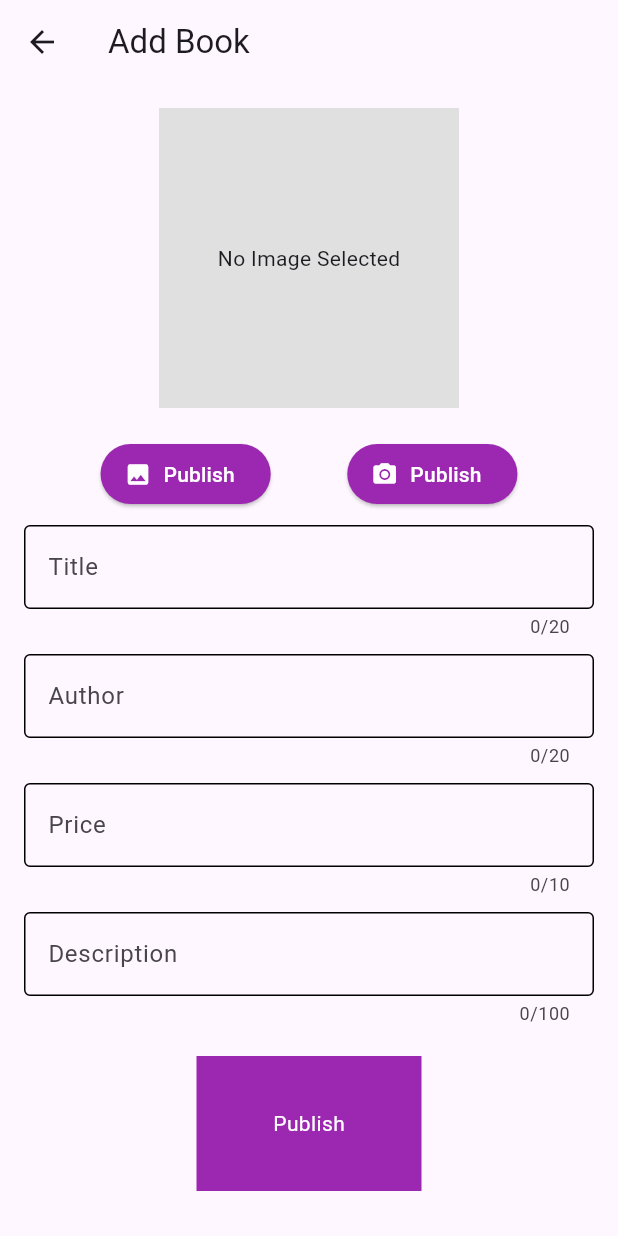
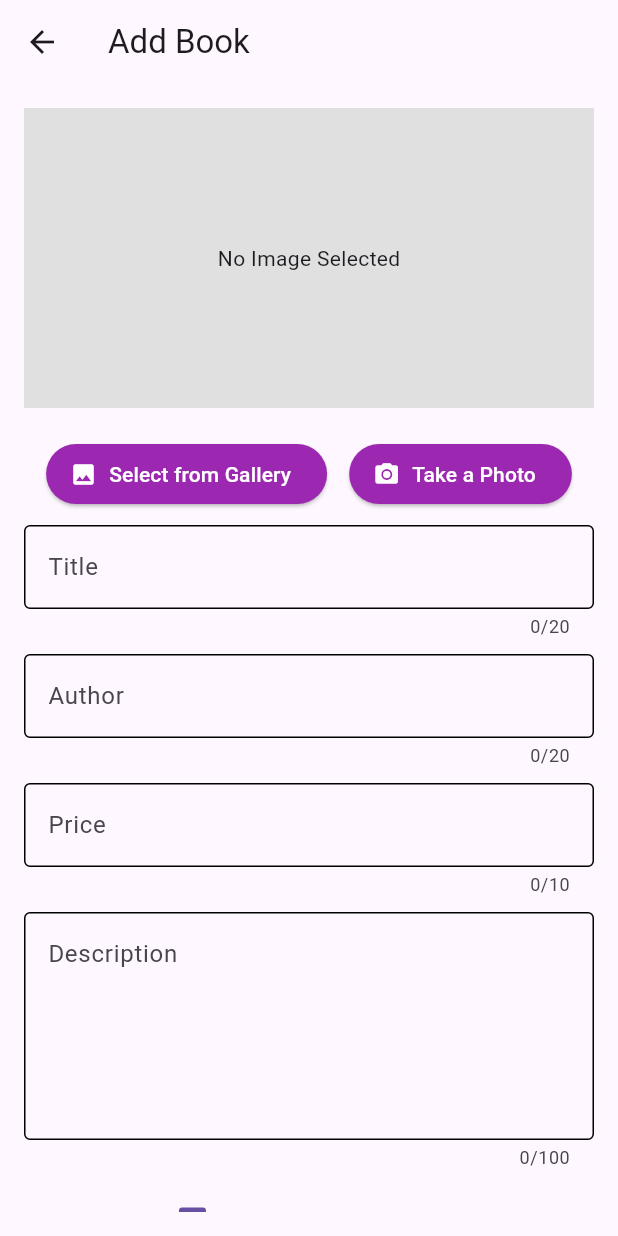
Before and after one commit to baukamobile/book_swap_ai, a Flutter app: the AddBook screen opened directly, on a phone screen of 412 x 824 dp. Run offline on Flutter 3.47's test engine with Material 3 defaults, Android fonts, the phone set to English and light mode, and no system bars; our stand-ins replace dash_chat_2, flutter_dotenv, flutter_gemini, flutter_spinkit, image_picker; missing offline and left inert: chat_gpt_sdk; network calls fail.

Commit message:
add book page almost complete

```diff
--- a/lib/pages/add_book.dart
+++ b/lib/pages/add_book.dart
@@ -1,5 +1,4 @@
 import 'dart:io';
-
 import 'package:flutter/material.dart';
 import 'package:image_picker/image_picker.dart';
 
@@ -12,6 +11,7 @@ class AddBook extends StatefulWidget {
 
 class _AddBookState extends State<AddBook> {
   File? _selectedImage;
+  bool _isNew = true; // Book condition state
 
   @override
   Widget build(BuildContext context) {
@@ -21,7 +21,7 @@ class _AddBookState extends State<AddBook> {
       ),
       body: Padding(
         padding: const EdgeInsets.all(16.0),
-        child: Column(
+        child: ListView( // Wrap everything in ListView
           children: [
             _selectedImage != null
                 ? Image.file(
@@ -44,84 +44,92 @@ class _AddBookState extends State<AddBook> {
               children: [
                 ElevatedButton.icon(
                   onPressed: _pickImageFromGallery,
-                  icon: const Icon(Icons.photo, color: Colors.white,),
-                  label: const Text("Publish", style: TextStyle(
-                color: Colors.white
-              ),),
+                  icon: const Icon(Icons.photo, color: Colors.white),
+                  label: const Text(
+                    "Select from Gallery",
+                    style: TextStyle(color: Colors.white),
+                  ),
                   style: ElevatedButton.styleFrom(
                     backgroundColor: Colors.purple,
                   ),
                 ),
                 ElevatedButton.icon(
                   onPressed: _pickImageFromCamera,
-                  icon: const Icon(Icons.camera_alt,color: Colors.white,),
-                  label: const Text("Publish", style: TextStyle(
-                color: Colors.white
-              ),),
+                  icon: const Icon(Icons.camera_alt, color: Colors.white),
+                  label: const Text(
+                    "Take a Photo",
+                    style: TextStyle(color: Colors.white),
+                  ),
                   style: ElevatedButton.styleFrom(
                     backgroundColor: Colors.purple,
                   ),
                 ),
               ],
             ),
-            const SizedBox(height: 10,),
-            Container(
-              child: TextField(
+            const SizedBox(height: 10),
+            TextField(
               maxLength: 20,
-                decoration: InputDecoration(
+              decoration: const InputDecoration(
                 hintText: "Title",
-          enabledBorder: OutlineInputBorder(
-
-          ),
+                enabledBorder: OutlineInputBorder(),
                 focusedBorder: OutlineInputBorder(),
               ),
             ),
-            ),
-              const SizedBox(height: 10,),
-            Container(
-              child: TextField(
+            const SizedBox(height: 10),
+            TextField(
               maxLength: 20,
-                decoration: InputDecoration(
+              decoration: const InputDecoration(
                 hintText: "Author",
                 enabledBorder: OutlineInputBorder(),
                 focusedBorder: OutlineInputBorder(),
               ),
             ),
-            ),
-              const SizedBox(height: 10,),
-            Container(
-              child: TextField(
+            const SizedBox(height: 10),
+            TextField(
               maxLength: 10,
-                decoration: InputDecoration(
+              decoration: const InputDecoration(
                 hintText: "Price",
                 enabledBorder: OutlineInputBorder(),
                 focusedBorder: OutlineInputBorder(),
               ),
             ),
-            ),
-              const SizedBox(height: 10,),
-            Container(
-              child: TextField(
+            const SizedBox(height: 10),
+            TextField(
+              maxLines: 5,
+
               maxLength: 100,
-                decoration: InputDecoration(
+              decoration: const InputDecoration(
                 hintText: "Description",
                 enabledBorder: OutlineInputBorder(),
                 focusedBorder: OutlineInputBorder(),
               ),
             ),
+            const SizedBox(height: 10),
+            Row(
+              children: [
+                const Text("Book is new? "),
+                Checkbox(
+                  value: _isNew,
+                  onChanged: (bool? newValue) {
+                    setState(() {
+                      _isNew = newValue ?? true;
+                    });
+                  },
                 ),
-              const SizedBox(height: 10,),
-
-              const SizedBox(height: 10,),
+              ],
+            ),
+            const SizedBox(height: 10),
             Container(
               width: 150,
               height: 90,
               color: Colors.purple,
-              child: Center(child: Text("Publish", style: TextStyle(
-                color: Colors.white
-              ),)),
+              child: const Center(
+                child: Text(
+                  "Publish",
+                  style: TextStyle(color: Colors.white),
                 ),
-
+              ),
+            ),
           ],
         ),
       ),
```
Lines whose indentation alone changed are shown as unchanged.
